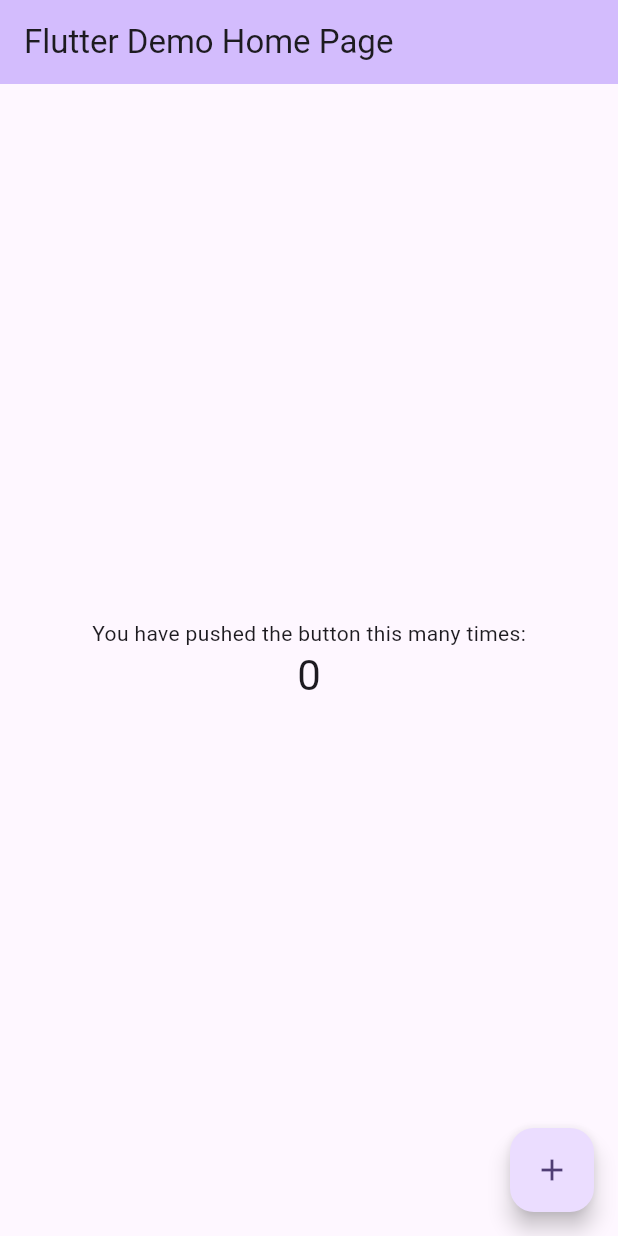
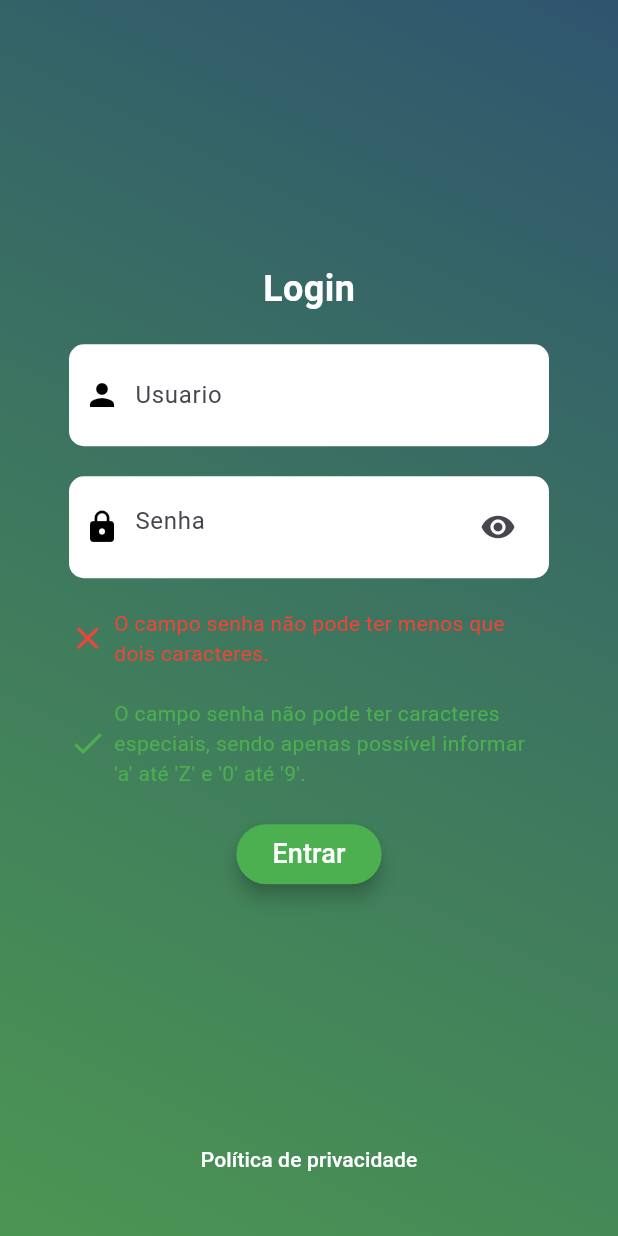
Before and after one commit to BrunoSantosCosta/teste-target, a Flutter app: the screen it shows after launch, on a phone screen of 412 x 824 dp. Run offline on Flutter 3.47's test engine with Material 2 defaults, Android fonts, the phone set to English and light mode, and no system bars; our stand-ins replace flutter_mobx, mobx; generated files the repository leaves out were written again.

Commit message:
Building login screen and logics

```diff
--- /dev/null
+++ b/lib/components/custom_snackbar.dart
@@ -0,0 +1,19 @@
+import 'package:flutter/material.dart';
+
+class CustomSnackbar extends SnackBar {
+  CustomSnackbar({
+    Key? key,
+    required Widget content,
+    String? actionLabel,
+    VoidCallback? onAction,
+  }) : super(
+          key: key,
+          content: content,
+          action: actionLabel != null
+              ? SnackBarAction(
+                  label: actionLabel,
+                  onPressed: onAction!,
+                )
+              : null,
+        );
+}
--- /dev/null
+++ b/lib/controller/login_mobx.dart
@@ -0,0 +1,25 @@
+import 'package:mobx/mobx.dart';
+
+part 'login_mobx.g.dart';
+
+class LoginMobx = LoginMobxBase with _$LoginMobx;
+
+abstract class LoginMobxBase with Store {
+  @observable
+  String password = '';
+
+  @observable
+  bool obscurePassword = true;
+
+  @computed
+  bool get isPasswordValid {
+    return (password.length >= 2 &&
+        RegExp(r'^[a-zA-Z0-9]*$').hasMatch(password));
+  }
+
+  @action
+  void togglePasswordVisibility() {
+    print(obscurePassword);
+    obscurePassword = !obscurePassword;
+  }
+}
--- a/lib/main.dart
+++ b/lib/main.dart
@@ -1,4 +1,5 @@
 import 'package:flutter/material.dart';
+import 'package:target_teste/view/login/login_view.dart';
 
 void main() {
   runApp(const MyApp());
@@ -6,120 +7,15 @@ void main() {
 
 class MyApp extends StatelessWidget {
   const MyApp({super.key});
-
-  // This widget is the root of your application.
   @override
   Widget build(BuildContext context) {
     return MaterialApp(
       title: 'Flutter Demo',
       theme: ThemeData(
-        // This is the theme of your application.
-        //
-        // TRY THIS: Try running your application with "flutter run". You'll see
-        // the application has a blue toolbar. Then, without quitting the app,
-        // try changing the seedColor in the colorScheme below to Colors.green
-        // and then invoke "hot reload" (save your changes or press the "hot
-        // reload" button in a Flutter-supported IDE, or press "r" if you used
-        // the command line to start the app).
-        //
-        // Notice that the counter didn't reset back to zero; the application
-        // state is not lost during the reload. To reset the state, use hot
-        // restart instead.
-        //
-        // This works for code too, not just values: Most code changes can be
-        // tested with just a hot reload.
         colorScheme: ColorScheme.fromSeed(seedColor: Colors.deepPurple),
         useMaterial3: true,
       ),
-      home: const MyHomePage(title: 'Flutter Demo Home Page'),
+      home:   LoginPage(),
     );
   }
 }
-
-class MyHomePage extends StatefulWidget {
-  const MyHomePage({super.key, required this.title});
-
-  // This widget is the home page of your application. It is stateful, meaning
-  // that it has a State object (defined below) that contains fields that affect
-  // how it looks.
-
-  // This class is the configuration for the state. It holds the values (in this
-  // case the title) provided by the parent (in this case the App widget) and
-  // used by the build method of the State. Fields in a Widget subclass are
-  // always marked "final".
-
-  final String title;
-
-  @override
-  State<MyHomePage> createState() => _MyHomePageState();
-}
-
-class _MyHomePageState extends State<MyHomePage> {
-  int _counter = 0;
-
-  void _incrementCounter() {
-    setState(() {
-      // This call to setState tells the Flutter framework that something has
-      // changed in this State, which causes it to rerun the build method below
-      // so that the display can reflect the updated values. If we changed
-      // _counter without calling setState(), then the build method would not be
-      // called again, and so nothing would appear to happen.
-      _counter++;
-    });
-  }
-
-  @override
-  Widget build(BuildContext context) {
-    // This method is rerun every time setState is called, for instance as done
-    // by the _incrementCounter method above.
-    //
-    // The Flutter framework has been optimized to make rerunning build methods
-    // fast, so that you can just rebuild anything that needs updating rather
-    // than having to individually change instances of widgets.
-    return Scaffold(
-      appBar: AppBar(
-        // TRY THIS: Try changing the color here to a specific color (to
-        // Colors.amber, perhaps?) and trigger a hot reload to see the AppBar
-        // change color while the other colors stay the same.
-        backgroundColor: Theme.of(context).colorScheme.inversePrimary,
-        // Here we take the value from the MyHomePage object that was created by
-        // the App.build method, and use it to set our appbar title.
-        title: Text(widget.title),
-      ),
-      body: Center(
-        // Center is a layout widget. It takes a single child and positions it
-        // in the middle of the parent.
-        child: Column(
-          // Column is also a layout widget. It takes a list of children and
-          // arranges them vertically. By default, it sizes itself to fit its
-          // children horizontally, and tries to be as tall as its parent.
-          //
-          // Column has various properties to control how it sizes itself and
-          // how it positions its children. Here we use mainAxisAlignment to
-          // center the children vertically; the main axis here is the vertical
-          // axis because Columns are vertical (the cross axis would be
-          // horizontal).
-          //
-          // TRY THIS: Invoke "debug painting" (choose the "Toggle Debug Paint"
-          // action in the IDE, or press "p" in the console), to see the
-          // wireframe for each widget.
-          mainAxisAlignment: MainAxisAlignment.center,
-          children: <Widget>[
-            const Text(
-              'You have pushed the button this many times:',
-            ),
-            Text(
-              '$_counter',
-              style: Theme.of(context).textTheme.headlineMedium,
-            ),
-          ],
-        ),
-      ),
-      floatingActionButton: FloatingActionButton(
-        onPressed: _incrementCounter,
-        tooltip: 'Increment',
-        child: const Icon(Icons.add),
-      ), // This trailing comma makes auto-formatting nicer for build methods.
-    );
-  }
-}
--- /dev/null
+++ b/lib/view/login/login_view.dart
@@ -0,0 +1,254 @@
+import 'package:flutter/material.dart';
+import 'package:flutter/services.dart';
+import 'package:target_teste/controller/login_mobx.dart';
+import 'package:flutter_mobx/flutter_mobx.dart';
+import 'package:url_launcher/link.dart';
+
+class LoginPage extends StatelessWidget {
+  final loginMobx = LoginMobx();
+  final TextEditingController _userController = TextEditingController();
+  final TextEditingController _passwordController = TextEditingController();
+
+  LoginPage({super.key});
+  @override
+  Widget build(BuildContext context) {
+    return Scaffold(
+      body: Observer(
+        builder: (context) {
+          return Container(
+            decoration: const BoxDecoration(
+              gradient: LinearGradient(
+                colors: [
+                  Color.fromARGB(210, 2, 50, 80),
+                  Color.fromARGB(186, 9, 113, 19)
+                ],
+                begin: Alignment.topRight,
+                end: Alignment.bottomLeft,
+              ),
+            ),
+            child: Center(
+              child: Padding(
+                padding: const EdgeInsets.all(20.0),
+                child: Container(
+                  height: MediaQuery.of(context).size.height,
+                  constraints: BoxConstraints(
+                    maxWidth:
+                        MediaQuery.of(context).size.width > 500 ? 450 : 320,
+                  ),
+                  child: Column(
+                    mainAxisAlignment: MainAxisAlignment.center,
+                    children: [
+                      const Spacer(),
+                      const Text(
+                        "Login",
+                        style: TextStyle(
+                          fontSize: 24,
+                          fontWeight: FontWeight.bold,
+                          color: Colors.white,
+                        ),
+                      ),
+                      const SizedBox(height: 20),
+                      Container(
+                        padding: const EdgeInsets.all(10),
+                        decoration: BoxDecoration(
+                          color: Colors.white,
+                          borderRadius: BorderRadius.circular(10),
+                        ),
+                        child: Row(
+                          children: [
+                            const Icon(Icons.person, color: Colors.black),
+                            const SizedBox(width: 10),
+                            Expanded(
+                              child: TextField(
+                                inputFormatters: [
+                                  LengthLimitingTextInputFormatter(20),
+                                ],
+                                controller: _userController,
+                                decoration: const InputDecoration(
+                                  border: InputBorder.none,
+                                  hintText: "Usuario",
+                                ),
+                                onChanged: (value) {
+                                  final trimmedText = value.trim();
+                                  if (value != trimmedText) {
+                                    _userController.text = trimmedText;
+                                    _userController.selection =
+                                        TextSelection.fromPosition(
+                                      TextPosition(offset: trimmedText.length),
+                                    );
+                                  }
+                                },
+                              ),
+                            ),
+                          ],
+                        ),
+                      ),
+                      const SizedBox(height: 20),
+                      Container(
+                        padding: const EdgeInsets.all(10),
+                        decoration: BoxDecoration(
+                          color: Colors.white,
+                          borderRadius: BorderRadius.circular(10),
+                        ),
+                        child: Row(
+                          children: [
+                            const Icon(Icons.lock, color: Colors.black),
+                            const SizedBox(width: 10),
+                            Expanded(
+                              child: TextField(
+                                controller: _passwordController,
+                                obscureText: loginMobx.obscurePassword,
+                                inputFormatters: [
+                                  LengthLimitingTextInputFormatter(20),
+                                ],
+                                decoration: InputDecoration(
+                                  border: InputBorder.none,
+                                  hintText: "Senha",
+                                  suffixIcon: IconButton(
+                                    icon: Icon(
+                                      loginMobx.obscurePassword
+                                          ? Icons.visibility
+                                          : Icons.visibility_off,
+                                    ),
+                                    onPressed: () =>
+                                        loginMobx.togglePasswordVisibility(),
+                                  ),
+                                ),
+                                onChanged: (value) {
+                                  loginMobx.password = value;
+                                  final trimmedText = value.trim();
+                                  if (value != trimmedText) {
+                                    _passwordController.text = trimmedText;
+                                    _passwordController.selection =
+                                        TextSelection.fromPosition(
+                                      TextPosition(offset: trimmedText.length),
+                                    );
+                                  }
+                                },
+                              ),
+                            ),
+                          ],
+                        ),
+                      ),
+                      const SizedBox(height: 20),
+                      Row(
+                        children: [
+                          Icon(
+                            loginMobx.password.length > 2
+                                ? Icons.check
+                                : Icons.close,
+                            size: 25,
+                            color: loginMobx.password.length > 2
+                                ? Colors.green
+                                : Colors.red,
+                          ),
+                          const SizedBox(width: 5),
+                          Expanded(
+                            child: Text(
+                              'O campo senha não pode ter menos que dois caracteres.',
+                              style: TextStyle(
+                                color: loginMobx.password.length > 2
+                                    ? Colors.green
+                                    : Colors.red,
+                              ),
+                            ),
+                          ),
+                        ],
+                      ),
+                      const SizedBox(height: 20),
+                      Row(
+                        children: [
+                          Icon(
+                            RegExp(r'^[a-zA-Z0-9]*$')
+                                    .hasMatch(loginMobx.password)
+                                ? Icons.check
+                                : Icons.close,
+                            size: 25,
+                            color: RegExp(r'^[a-zA-Z0-9]*$')
+                                    .hasMatch(loginMobx.password)
+                                ? Colors.green
+                                : Colors.red,
+                          ),
+                          const SizedBox(width: 5),
+                          Expanded(
+                            child: Text(
+                              'O campo senha não pode ter caracteres especiais, sendo apenas possível informar \'a\' até \'Z\' e \'0\' até \'9\'.',
+                              style: TextStyle(
+                                color: RegExp(r'^[a-zA-Z0-9]*$')
+                                        .hasMatch(loginMobx.password)
+                                    ? Colors.green
+                                    : Colors.red,
+                              ),
+                            ),
+                          ),
+                        ],
+                      ),
+                      const SizedBox(height: 20),
+                      ElevatedButton(
+                        onPressed: () {
+                          if (loginMobx.password.length < 2) {
+                            ScaffoldMessenger.of(context).showSnackBar(
+                              const SnackBar(
+                                  content: Text(
+                                      'O campo senha não pode ter menos que dois caracteres.')),
+                            );
+                          } else if (!RegExp(r'^[a-zA-Z0-9]*$')
+                              .hasMatch(loginMobx.password)) {
+                            ScaffoldMessenger.of(context).showSnackBar(
+                              const SnackBar(
+                                  content: Text(
+                                      'O campo senha não pode ter caracteres especiais, sendo apenas possível informar \'a\' até \'Z\' e \'0\' até \'9\'.')),
+                            );
+                          } else if (_userController.text.isEmpty ||
+                              _passwordController.text.isEmpty) {
+                            ScaffoldMessenger.of(context).showSnackBar(
+                              const SnackBar(
+                                  content: Text(
+                                      'Ambos os campos devem estar preenchidos!')),
+                            );
+                          } else {
+                            print('foiiii');
+                          }
+                        },
+                        style: ElevatedButton.styleFrom(
+                          backgroundColor: Colors.green, // Cor de fundo verde
+                          disabledForegroundColor:
+                              Colors.greenAccent.withOpacity(0.38),
+                          disabledBackgroundColor:
+                              Colors.greenAccent.withOpacity(0.12),
+                          shadowColor: Colors.black,
+                          elevation: 5,
+                        ),
+                        child: const Text(
+                          'Entrar',
+                          style: TextStyle(
+                            color: Colors.white,
+                            fontSize: 18,
+                          ),
+                        ),
+                      ),
+                      const Spacer(),
+                      Padding(
+                        padding: const EdgeInsets.only(bottom: 7),
+                        child: Link(
+                          uri: Uri.parse('https://www.google.com.br'),
+                          builder: (context, openLink) => TextButton(
+                            onPressed: openLink,
+                            child: const Text(
+                              'Política de privacidade',
+                              style: TextStyle(color: Colors.white),
+                            ),
+                          ),
+                        ),
+                      )
+                    ],
+                  ),
+                ),
+              ),
+            ),
+          );
+        },
+      ),
+    );
+  }
+}
--- a/pubspec.yaml
+++ b/pubspec.yaml
@@ -8,10 +8,16 @@ dependencies:
   flutter:
     sdk: flutter
   cupertino_icons: ^1.0.2
+  mobx: ^2.2.1
+  flutter_mobx: ^2.1.1
+  shared_preferences: ^2.2.2
+  url_launcher: ^6.1.14
 
 dev_dependencies:
   flutter_test:
     sdk: flutter
   flutter_lints: ^2.0.0
+  build_runner: ^2.3.3
+  mobx_codegen: ^2.1.1
 flutter:
   uses-material-design: true
```
Also changed, not shown: lib/controller/login_mobx.g.dart (added), pubspec.lock, 8 other files.
